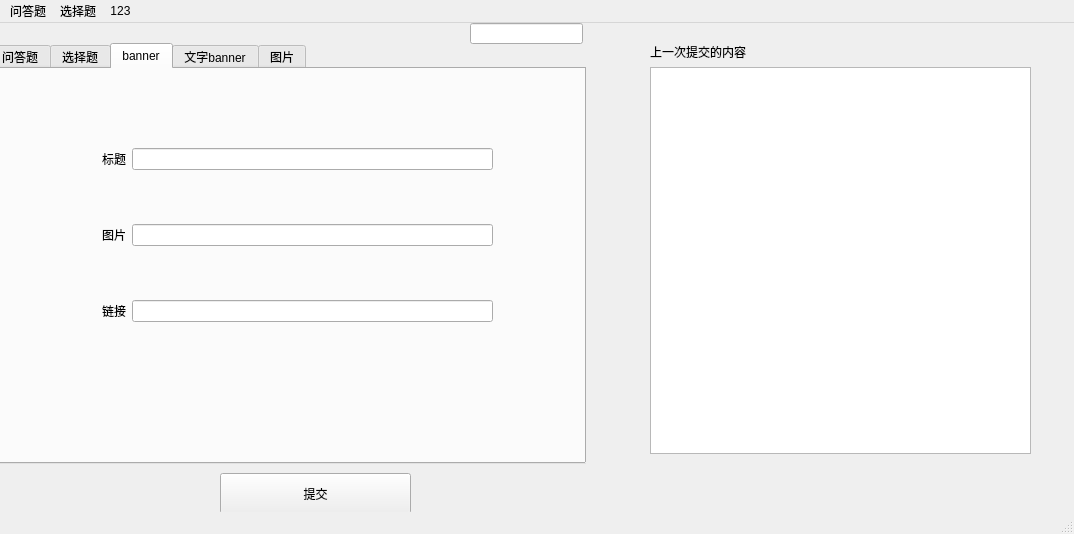
This is test1.ui in hukz37/GUI-python3 as Qt 5 draws it before an edit. The edited form follows.
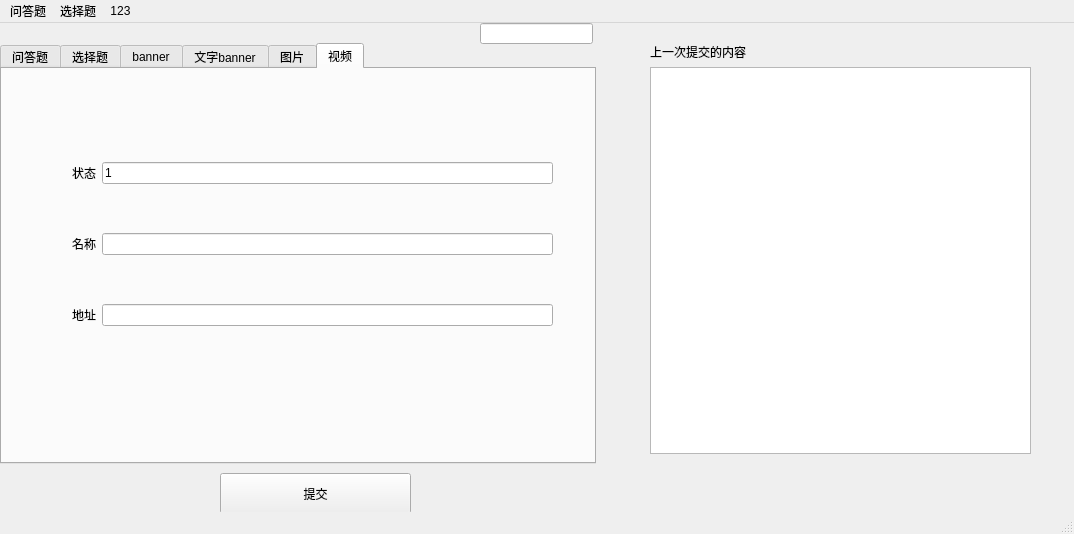
This is the edited form.

Patch:
```diff
--- a/test1.ui
+++ b/test1.ui
@@ -17,14 +17,14 @@
    <widget class="QTabWidget" name="tabWidget">
     <property name="geometry">
      <rect>
-      <x>-10</x>
+      <x>0</x>
       <y>20</y>
       <width>596</width>
       <height>421</height>
      </rect>
     </property>
     <property name="currentIndex">
-     <number>2</number>
+     <number>5</number>
     </property>
     <widget class="QWidget" name="tab">
      <attribute name="title">
@@ -431,6 +431,69 @@
       </layout>
      </widget>
     </widget>
+    <widget class="QWidget" name="tab_16">
+     <attribute name="title">
+      <string>视频</string>
+     </attribute>
+     <widget class="QWidget" name="">
+      <property name="geometry">
+       <rect>
+        <x>70</x>
+        <y>50</y>
+        <width>481</width>
+        <height>251</height>
+       </rect>
+      </property>
+      <layout class="QVBoxLayout" name="verticalLayout_14">
+       <item>
+        <layout class="QHBoxLayout" name="horizontalLayout_64">
+         <item>
+          <widget class="QLabel" name="label_50">
+           <property name="text">
+            <string>状态</string>
+           </property>
+          </widget>
+         </item>
+         <item>
+          <widget class="QLineEdit" name="lineEdit_41">
+           <property name="text">
+            <string>1</string>
+           </property>
+          </widget>
+         </item>
+        </layout>
+       </item>
+       <item>
+        <layout class="QHBoxLayout" name="horizontalLayout_65">
+         <item>
+          <widget class="QLabel" name="label_51">
+           <property name="text">
+            <string>名称</string>
+           </property>
+          </widget>
+         </item>
+         <item>
+          <widget class="QLineEdit" name="lineEdit_42"/>
+         </item>
+        </layout>
+       </item>
+       <item>
+        <layout class="QHBoxLayout" name="horizontalLayout_66">
+         <item>
+          <widget class="QLabel" name="label_52">
+           <property name="text">
+            <string>地址</string>
+           </property>
+          </widget>
+         </item>
+         <item>
+          <widget class="QLineEdit" name="lineEdit_43"/>
+         </item>
+        </layout>
+       </item>
+      </layout>
+     </widget>
+    </widget>
    </widget>
    <widget class="QPushButton" name="pushButton">
     <property name="geometry">
@@ -470,7 +533,7 @@
    <widget class="QLineEdit" name="lineEdit_14">
     <property name="geometry">
      <rect>
-      <x>470</x>
+      <x>480</x>
       <y>0</y>
       <width>113</width>
       <height>21</height>
```
